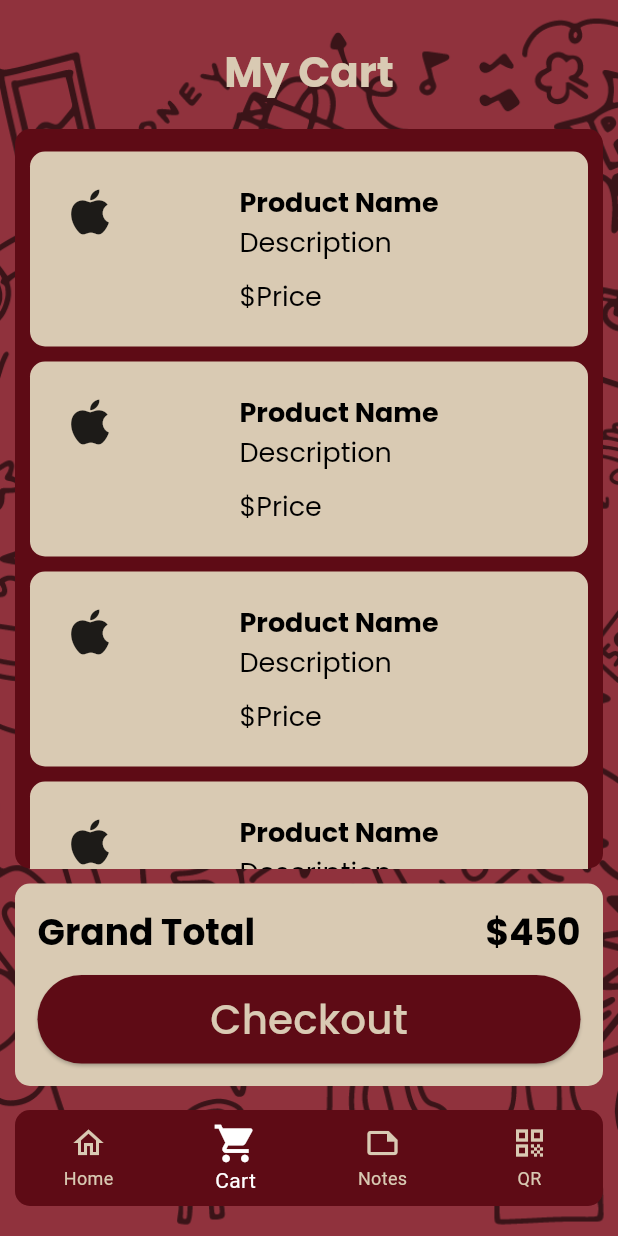
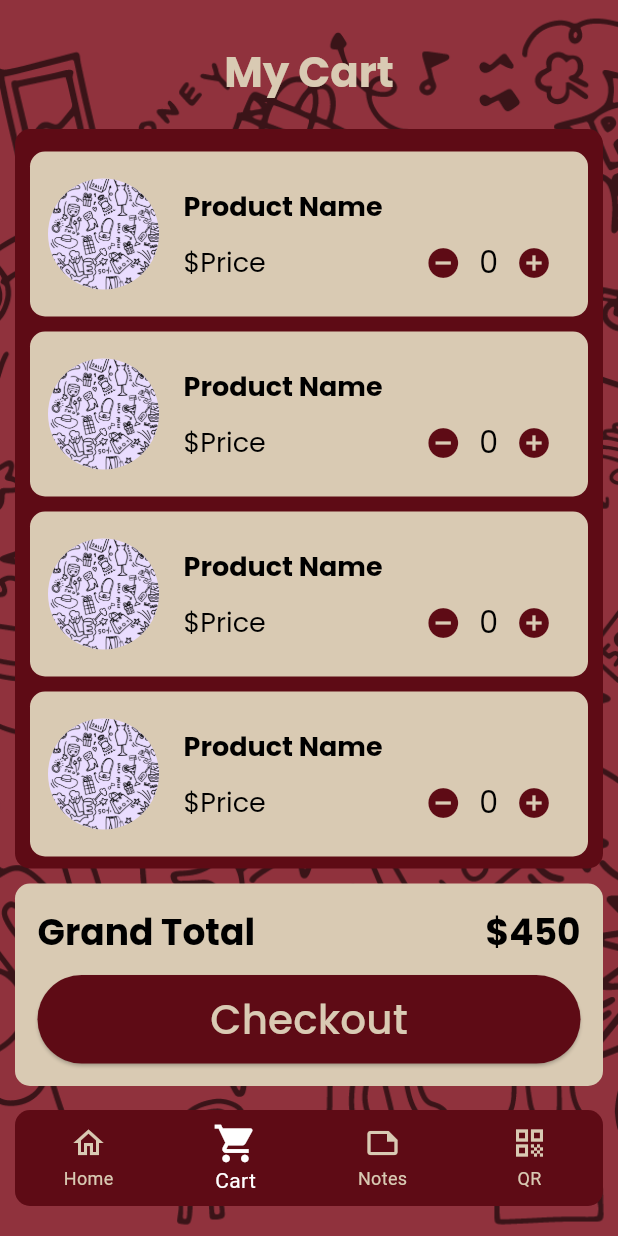
Before and after one commit to AhmedNoorim/DashBuy_ShopApp, a Flutter app: the screen it shows after launch, item 2 of the bottom bar chosen, on a phone screen of 412 x 824 dp. Run offline on Flutter 3.47's test engine with Material 3 defaults, Android fonts, the light colour scheme and no system bars.

Commit message:
ui still ongoing

```diff
--- a/lib/utilities/cart.dart
+++ b/lib/utilities/cart.dart
@@ -12,6 +12,22 @@ class CartPage extends StatefulWidget {
 }
 
 class _CartPageState extends State<CartPage> {
+  int count = 0;
+
+  void increment() {
+    setState(() {
+      count++;
+    });
+  }
+
+  void decrement() {
+    setState(() {
+      if (count > 0) {
+        count--;
+      }
+    });
+  }
+
   @override
   Widget build(BuildContext context) {
     return Scaffold(
@@ -48,9 +64,9 @@ class _CartPageState extends State<CartPage> {
                 child: ListView.builder(
                   itemBuilder: (context, index) {
                     return Container(
-                      padding: EdgeInsets.all(20),
+                      padding: EdgeInsets.all(12),
                       margin: EdgeInsets.only(bottom: 5, top: 5),
-                      height: 130,
+                      height: 110,
                       decoration: BoxDecoration(
                         color: Color(0xFFD9CAB3),
                         borderRadius: BorderRadius.circular(10),
@@ -60,29 +76,24 @@ class _CartPageState extends State<CartPage> {
                         children: [
                           // image
                           Column(
-                            children: [
-                              Icon(
-                                Icons.apple,
-                                size: 40,
+                            mainAxisAlignment: MainAxisAlignment.center,
+                            children: <Widget>[
+                              CircleAvatar(
+                                radius: 37,
+                                backgroundImage:
+                                    AssetImage("assets/images/BG.png"),
                               )
                             ],
                           ),
 
                           // center text
                           Column(
-                            mainAxisAlignment: MainAxisAlignment.spaceBetween,
+                            mainAxisAlignment: MainAxisAlignment.spaceEvenly,
                             crossAxisAlignment: CrossAxisAlignment.start,
                             children: [
-                              Column(
-                                crossAxisAlignment: CrossAxisAlignment.start,
-                                children: [
-                                  Text(
-                                    "Product Name",
-                                    style:
-                                        TextStyle(fontWeight: FontWeight.w600),
-                                  ),
-                                  Text("Description"),
-                                ],
+                              Text(
+                                "Product Name",
+                                style: TextStyle(fontWeight: FontWeight.w600),
                               ),
 
                               // price
@@ -91,7 +102,34 @@ class _CartPageState extends State<CartPage> {
                           ),
 
                           // count button
-                          Column(),
+                          Column(
+                            mainAxisAlignment: MainAxisAlignment.end,
+                            children: [
+                              Row(
+                                mainAxisAlignment: MainAxisAlignment.center,
+                                children: <Widget>[
+                                  IconButton(
+                                    icon: Icon(
+                                      Icons.remove_circle,
+                                      color: Color(0xFF5E0B15),
+                                    ),
+                                    onPressed: decrement,
+                                  ),
+                                  Text(
+                                    '$count',
+                                    style: TextStyle(fontSize: 20),
+                                  ),
+                                  IconButton(
+                                    icon: Icon(
+                                      Icons.add_circle,
+                                      color: Color(0xFF5E0B15),
+                                    ),
+                                    onPressed: increment,
+                                  ),
+                                ],
+                              ),
+                            ],
+                          ),
                         ],
                       ),
                     );
```
Also changed, not shown: assets/images/Caprese Salad.jpg (added).
